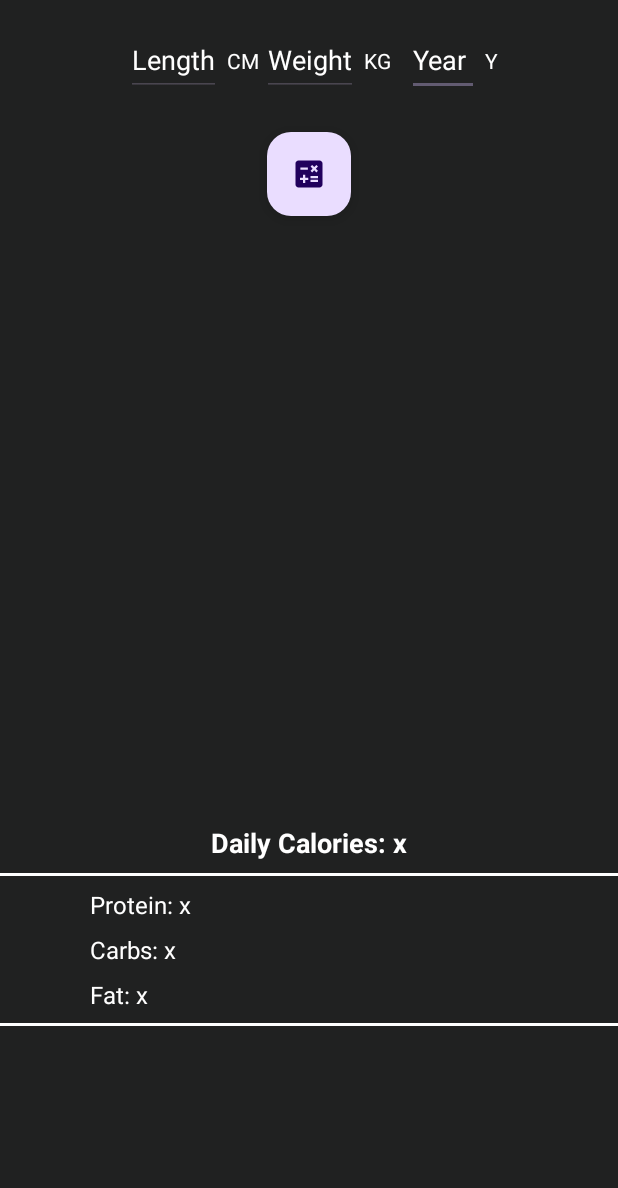
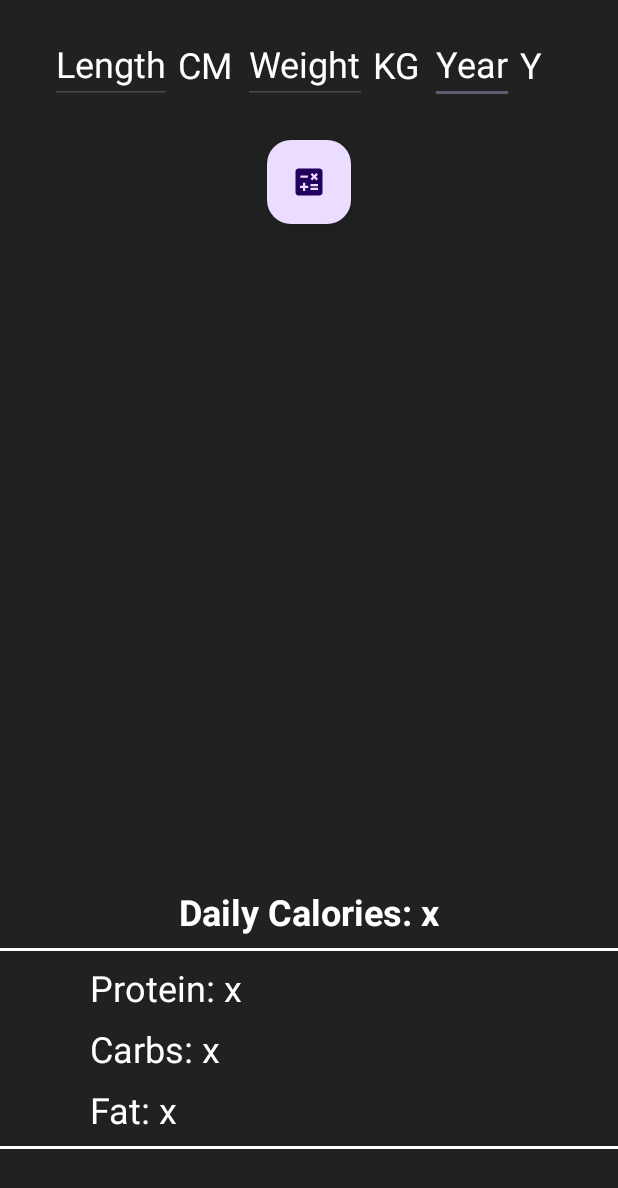
Before and after one commit to JosephKarkoush/HealthPlus, an Android app: the fragment CalCalculator shown on its own in the app's theme, on a phone screen of 412 x 824 dp. Shown: the top 1188 px of the screen. Run offline under Robolectric (Android 15) with nearby library versions, the phone set to English and light mode, and no system bars; 2 statements that could not run were skipped.

```diff
--- a/app/src/main/res/layout/fragment_cal_calculator.xml
+++ b/app/src/main/res/layout/fragment_cal_calculator.xml
@@ -22,8 +22,9 @@
         android:minHeight="48dp"
         android:textColorHint="#FFFFFFFF"
         android:translationY="16dp"
+        android:textSize="24sp"
         app:layout_constraintEnd_toEndOf="parent"
-        app:layout_constraintHorizontal_bias="0.74"
+        app:layout_constraintHorizontal_bias="0.8"
         app:layout_constraintStart_toStartOf="parent"
         app:layout_constraintTop_toTopOf="parent" />
 
@@ -35,6 +36,7 @@
         android:text="@string/y"
         android:translationY="16dp"
         android:textColor="#FFFFFFFF"
+        android:textSize="24sp"
         app:layout_constraintBottom_toBottomOf="@+id/editTextYear"
         app:layout_constraintStart_toEndOf="@+id/editTextYear"
         app:layout_constraintTop_toTopOf="@+id/editTextYear" />
@@ -53,8 +55,9 @@
         android:minHeight="48dp"
         android:textColorHint="#FFFFFFFF"
         android:translationY="16dp"
+        android:textSize="24sp"
         app:layout_constraintEnd_toEndOf="parent"
-        app:layout_constraintHorizontal_bias="0.24"
+        app:layout_constraintHorizontal_bias="0.1"
         app:layout_constraintStart_toStartOf="parent"
         app:layout_constraintTop_toTopOf="parent" />
 
@@ -66,6 +69,7 @@
         android:text="@string/cm"
         android:translationY="16dp"
         android:textColor="#FFFFFFFF"
+        android:textSize="24sp"
         app:layout_constraintBottom_toBottomOf="@+id/editTextCM"
         app:layout_constraintStart_toEndOf="@+id/editTextCM"
         app:layout_constraintTop_toTopOf="@+id/editTextCM" />
@@ -83,8 +87,9 @@
         android:minHeight="48dp"
         android:textColorHint="#FFFFFFFF"
         android:translationY="16dp"
+        android:textSize="24sp"
         app:layout_constraintEnd_toEndOf="parent"
-        app:layout_constraintHorizontal_bias="0.49"
+        app:layout_constraintHorizontal_bias="0.48"
         app:layout_constraintStart_toStartOf="parent"
         app:layout_constraintTop_toTopOf="parent" />
 
@@ -96,6 +101,7 @@
         android:text="@string/kg"
         android:translationY="16dp"
         android:textColor="#FFFFFFFF"
+        android:textSize="24sp"
         app:layout_constraintBottom_toBottomOf="@+id/editTextKG"
         app:layout_constraintStart_toEndOf="@+id/editTextKG"
         app:layout_constraintTop_toTopOf="@+id/editTextKG" />
@@ -120,9 +126,9 @@
         android:id="@+id/dailyCaloriesText"
         android:layout_width="wrap_content"
         android:layout_height="wrap_content"
-        android:layout_marginBottom="250dp"
+        android:layout_marginBottom="200dp"
         android:text="@string/daily_calories"
-        android:textSize="18sp"
+        android:textSize="24sp"
         android:textStyle="bold"
         android:textColor="#FFFFFFFF"
         app:layout_constraintEnd_toEndOf="parent"
@@ -137,6 +143,7 @@
         android:layout_height="2dp"
         android:layout_marginTop="8dp"
         android:background="#FFFFFFFF"
+        android:textSize="24sp"
         app:layout_constraintEnd_toEndOf="parent"
         app:layout_constraintStart_toStartOf="parent"
         app:layout_constraintTop_toBottomOf="@id/dailyCaloriesText" />
@@ -149,6 +156,7 @@
         android:layout_height="2dp"
         android:layout_marginTop="8dp"
         android:background="#FFFFFFFF"
+        android:textSize="24sp"
         app:layout_constraintEnd_toEndOf="parent"
         app:layout_constraintHorizontal_bias="0.0"
         app:layout_constraintStart_toStartOf="parent"
@@ -161,9 +169,9 @@
         android:layout_width="wrap_content"
         android:layout_height="wrap_content"
         android:text="@string/protein"
-        android:textSize="16sp"
         android:paddingHorizontal="60dp"
         android:textColor="#FFFFFFFF"
+        android:textSize="24sp"
         app:layout_constraintTop_toBottomOf="@id/borderLine"
         app:layout_constraintStart_toStartOf="parent"
         android:layout_marginTop="8dp"/>
@@ -175,9 +183,9 @@
         android:layout_width="wrap_content"
         android:layout_height="wrap_content"
         android:text="@string/carbs"
-        android:textSize="16sp"
         android:paddingHorizontal="60dp"
         android:textColor="#FFFFFFFF"
+        android:textSize="24sp"
         app:layout_constraintTop_toBottomOf="@id/proteinLabel"
         app:layout_constraintStart_toStartOf="parent"
         android:layout_marginTop="8dp"/>
@@ -189,9 +197,9 @@
         android:layout_width="wrap_content"
         android:layout_height="wrap_content"
         android:text="@string/fat"
-        android:textSize="16sp"
         android:paddingHorizontal="60dp"
         android:textColor="#FFFFFFFF"
+        android:textSize="24sp"
         app:layout_constraintTop_toBottomOf="@id/carbsLabel"
         app:layout_constraintStart_toStartOf="parent"
         android:layout_marginTop="8dp"/>
```
